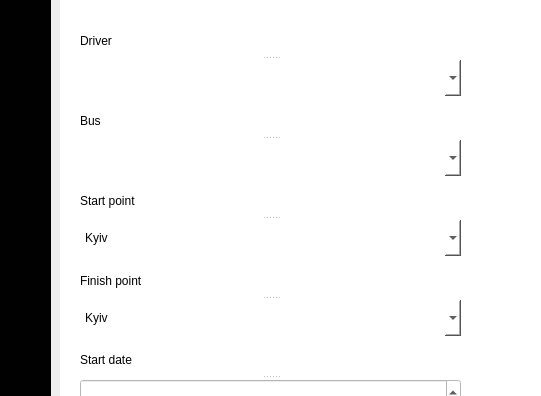
Qt form index.ui (mykyta07/bus_management) before a commit; both pictures show x 190 to 731 and y 165 to 561 of the 1119 by 805 pixel window.
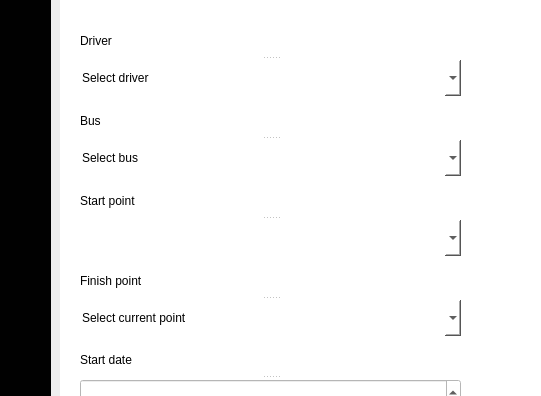
The same form after that commit. The open tabs and pages were chosen to show the change. Icons and pictures are not drawn.

Commit message: Cleared static combox items

What changed in the file:
```diff
--- a/index.ui
+++ b/index.ui
@@ -475,6 +475,12 @@
          <string notr="true">border:none;
 </string>
         </property>
+        <property name="editable">
+         <bool>true</bool>
+        </property>
+        <property name="currentText">
+         <string>Select bus</string>
+        </property>
        </widget>
       </widget>
       <widget class="QSplitter" name="splitter_3">
@@ -502,21 +508,15 @@
          <string notr="true">border:none;
 </string>
         </property>
-        <item>
-         <property name="text">
-          <string>Kyiv</string>
-         </property>
-        </item>
-        <item>
-         <property name="text">
-          <string>Odesa</string>
-         </property>
-        </item>
-        <item>
-         <property name="text">
-          <string>Lviv</string>
-         </property>
-        </item>
+        <property name="editable">
+         <bool>true</bool>
+        </property>
+        <property name="currentText">
+         <string notr="true">Select start point</string>
+        </property>
+        <property name="currentIndex">
+         <number>-1</number>
+        </property>
        </widget>
       </widget>
       <widget class="QSplitter" name="splitter_4">
@@ -544,21 +544,12 @@
          <string notr="true">border:none;
 </string>
         </property>
-        <item>
-         <property name="text">
-          <string>Kyiv</string>
-         </property>
-        </item>
-        <item>
-         <property name="text">
-          <string>Odesa</string>
-         </property>
-        </item>
-        <item>
-         <property name="text">
-          <string>Lviv</string>
-         </property>
-        </item>
+        <property name="editable">
+         <bool>true</bool>
+        </property>
+        <property name="currentText">
+         <string>Select current point</string>
+        </property>
        </widget>
       </widget>
       <widget class="QSplitter" name="splitter_5">
@@ -665,6 +656,12 @@
          <string notr="true">border:none;
 </string>
         </property>
+        <property name="editable">
+         <bool>true</bool>
+        </property>
+        <property name="currentText">
+         <string>Select driver</string>
+        </property>
        </widget>
       </widget>
       <widget class="QPushButton" name="pushButtonWayPoints">
```
The commit also changes 1 other file.
